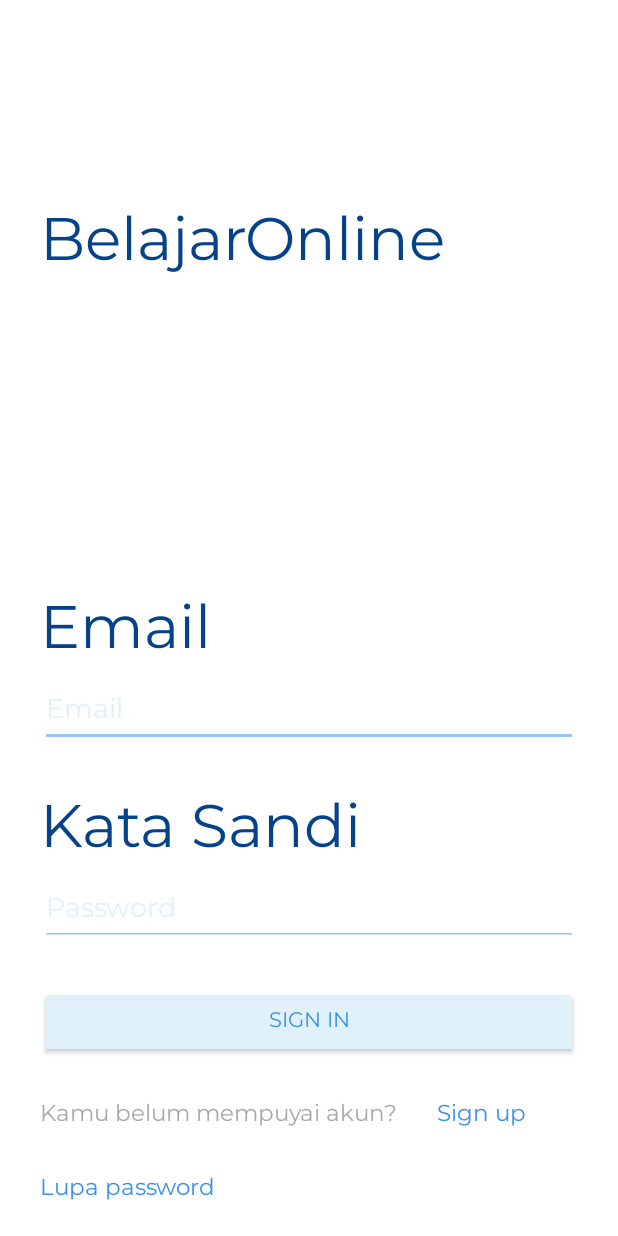
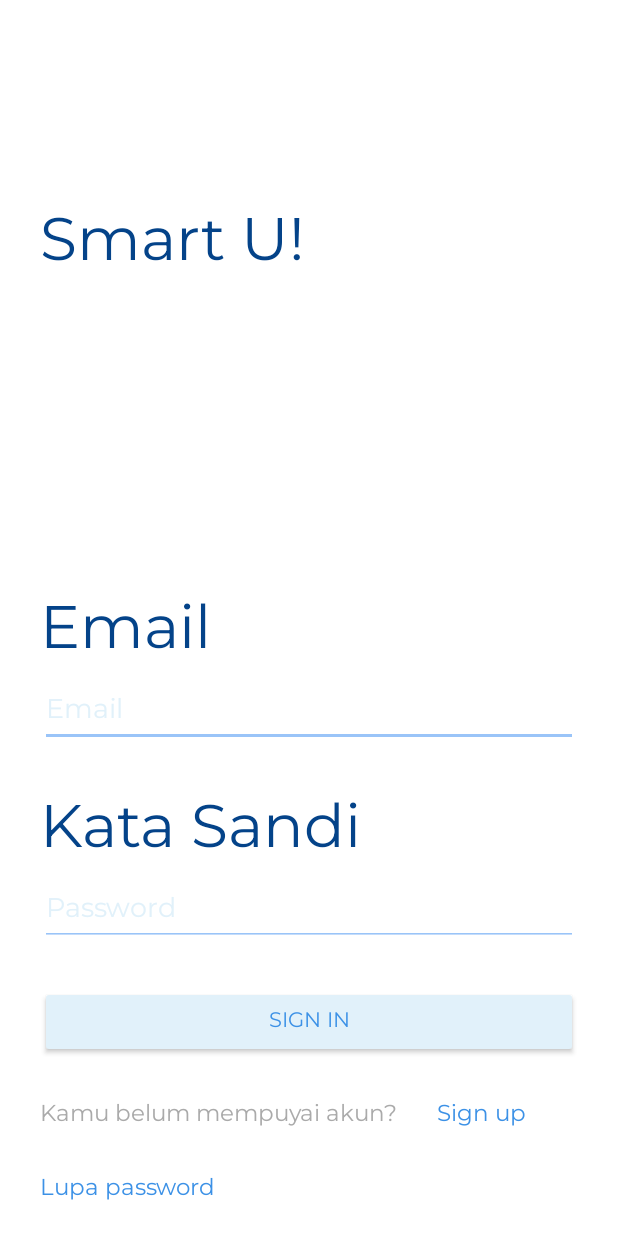
Before and after one commit to salomohutapea/BelajarOnlineApplication, an Android app: the screen it shows after launch (SignInActivity), on a phone screen of 412 x 824 dp. Run offline under Robolectric (Android 15) with nearby library versions, the phone set to English and light mode, and no system bars; our stand-ins replace Firebase (no records; nobody signed in at launch, a user with empty details on screens opened directly); libraries missing offline, so code that uses them is left out: jp.wasabeef.blurry.

Commit message:
Improve the application

```diff
--- a/app/src/main/res/layout/activity_sign_in.xml
+++ b/app/src/main/res/layout/activity_sign_in.xml
@@ -10,7 +10,7 @@
     <ScrollView android:layout_width="match_parent" android:layout_height="wrap_content">
         <RelativeLayout android:layout_width="match_parent" android:layout_height="wrap_content">
             <TextView
-                    android:text="BelajarOnline"
+                    android:text="Smart U!"
                     android:layout_width="wrap_content"
                     android:layout_height="wrap_content"
                     android:id="@+id/tvTitleSignIn"
```
